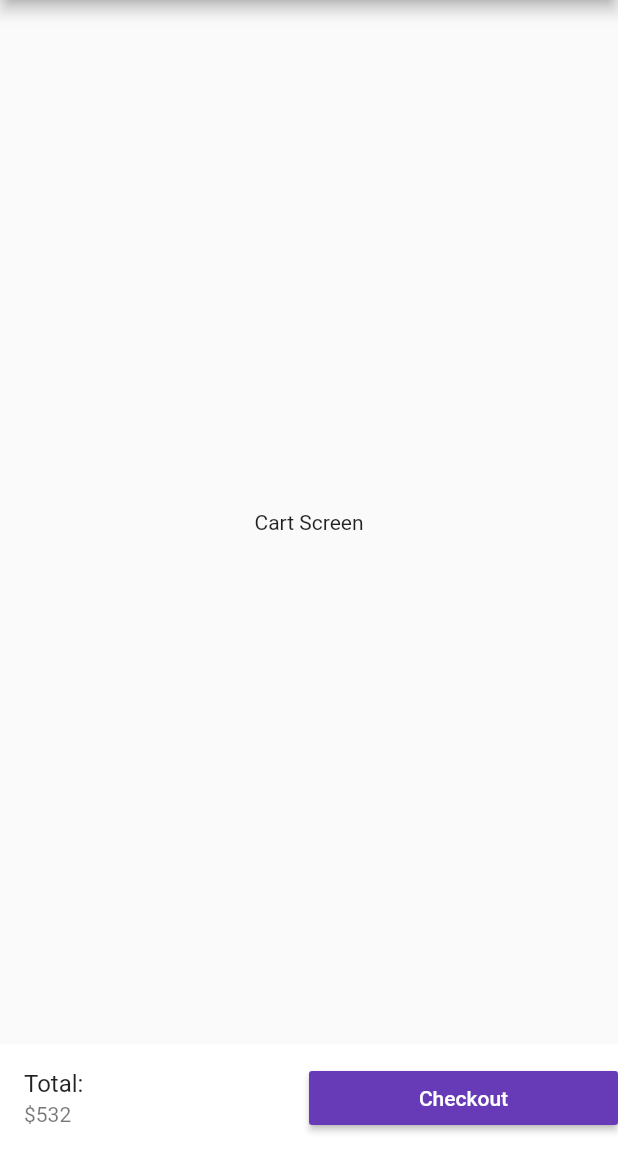
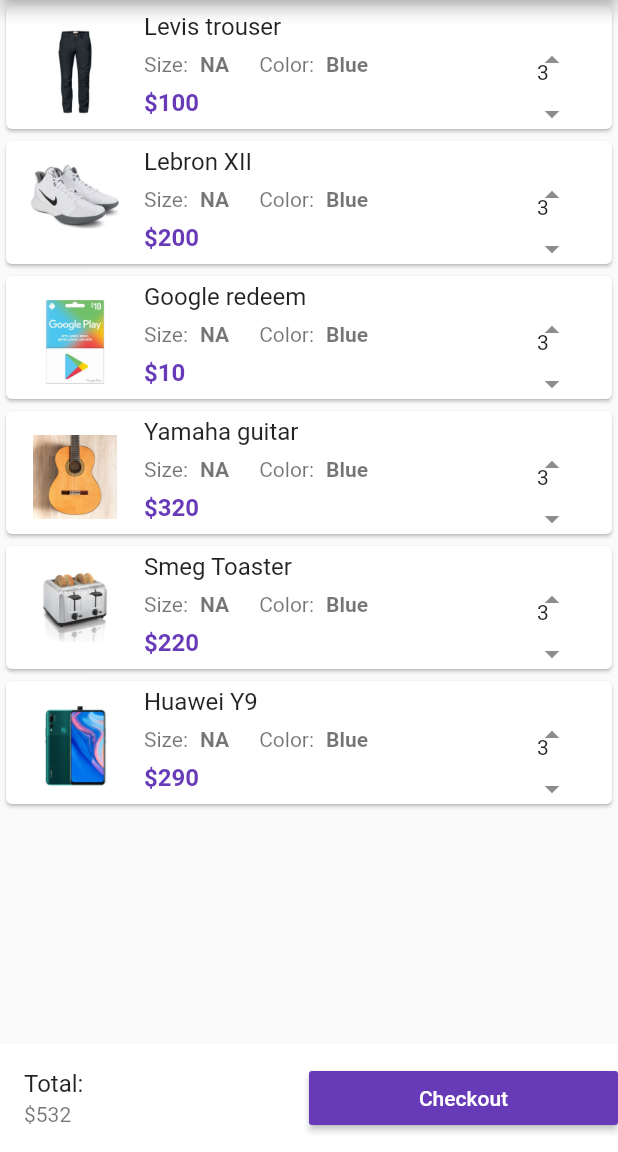
Before and after one commit to Ahmedgadein/OrderX, a Flutter app: the ShoppingCart screen opened directly, on a phone screen of 412 x 824 dp, the part 84-1236 px from its top. Run offline on Flutter 3.47's test engine with Material 2 defaults, Android fonts, the phone set to English and light mode, and no system bars; our stand-ins replace carousel_pro.

Commit message:
Cart screen added

```diff
--- a/lib/model/product.dart
+++ b/lib/model/product.dart
@@ -3,8 +3,11 @@
 class Product{
   String name;
   String picture;
+  String size = "NA";
+  String color = "Blue";
   int oldPrice;
   int price;
+  int quantity = 1;
 
   int getPrice() => price;
   int getOldPrice() => oldPrice;
--- a/lib/screens/product_details.dart
+++ b/lib/screens/product_details.dart
@@ -344,7 +344,7 @@
                       ),
                       Text(
                         "\$" + product.price.toString(),
-                        style: TextStyle(color: Colors.red, fontWeight: FontWeight.bold),
+                        style: TextStyle(color: Colors.deepPurple[500], fontWeight: FontWeight.bold),
                       )
                     ],
                   ),
--- a/lib/screens/shopping_cart.dart
+++ b/lib/screens/shopping_cart.dart
@@ -1,4 +1,5 @@
 import 'package:flutter/material.dart';
+import 'package:ecommerceapp/widgets/Cart_Products.dart';
 
 class ShoppingCart extends StatefulWidget {
   @override
@@ -23,9 +24,7 @@
         ],
       ),
 
-      body: Center(
-        child: Text("Cart Screen"),
-      ),
+      body: CartProducts(),
 
       bottomNavigationBar: Container(
         color: Colors.white,
--- /dev/null
+++ b/lib/widgets/Cart_Products.dart
@@ -0,0 +1,95 @@
+import 'package:ecommerceapp/model/product.dart';
+import 'package:flutter/cupertino.dart';
+import 'package:flutter/material.dart';
+
+class CartProducts extends StatefulWidget {
+  @override
+  _CartProductsState createState() => _CartProductsState();
+}
+
+class _CartProductsState extends State<CartProducts> {
+  List _cart_products = Product.ProductsList;
+  @override
+  Widget build(BuildContext context) {
+    return ListView.builder(
+      itemCount: _cart_products.length,
+        itemBuilder: (context, index) {
+          return SingleCartProduct(cart_product: _cart_products[index]);
+    });
+  }
+}
+
+class SingleCartProduct extends StatelessWidget {
+  Product cart_product;
+
+  SingleCartProduct({this.cart_product});
+
+  @override
+  Widget build(BuildContext context) {
+    return Card(
+      child: ListTile(
+        leading: Image.asset(cart_product.picture, width: 60.0,),
+        title: Text(cart_product.name),
+        subtitle: Column(
+          children: <Widget>[
+            Row(
+              children: <Widget>[
+                Padding(
+                  padding: EdgeInsets.fromLTRB(0.0, 8.0, 0, 0),
+                  child: Text("Size:"),
+                ),
+                Padding(
+                  padding: EdgeInsets.fromLTRB(8.0, 8.0, 0, 0),
+                  child: Text(cart_product.size, style: TextStyle(fontWeight: FontWeight.bold),),
+                ),
+
+                Padding(
+                  padding: EdgeInsets.fromLTRB(20.0, 8.0, 0, 0),
+                  child: Text("Color:"),
+                ),
+                Padding(
+                  padding: EdgeInsets.fromLTRB(8.0, 8.0, 0, 0),
+                  child: Text(cart_product.color, style: TextStyle(fontWeight: FontWeight.bold),),
+                ),
+              ],
+            ),
+            Container(
+              alignment: Alignment.topLeft,
+              child: Padding(
+                padding: EdgeInsets.fromLTRB(0, 8.0, 0, 4.0),
+                child: Text(
+                  "\$" + cart_product.price.toString(),
+                  style: TextStyle(
+                    fontSize: 16.0,
+                    color: Colors.deepPurple,
+                    fontWeight: FontWeight.bold
+                  ),
+                ),
+              ),
+            )
+          ],
+        ),
+        trailing: Column(
+          children: [
+          Expanded(
+            child: IconButton(
+                  icon: Icon(Icons.arrow_drop_up),
+                  onPressed: (){},
+                ),
+          ),
+            Container(
+              width: 20.0,
+              child: Text("3"),
+            ),
+            Expanded(
+              child: IconButton(
+                icon: Icon(Icons.arrow_drop_down),
+                onPressed: (){},
+              ),
+            ),
+          ],
+        ),
+      ),
+    );
+  }
+}
--- a/lib/widgets/ProductsList.dart
+++ b/lib/widgets/ProductsList.dart
@@ -56,7 +56,7 @@
                       ),
                       Text(
                         "\$" + product.price.toString(),
-                        style: TextStyle(color: Colors.red, fontWeight: FontWeight.bold),
+                        style: TextStyle(color: Colors.deepPurple[500], fontWeight: FontWeight.bold),
                       )
                     ],
                   ),
```
